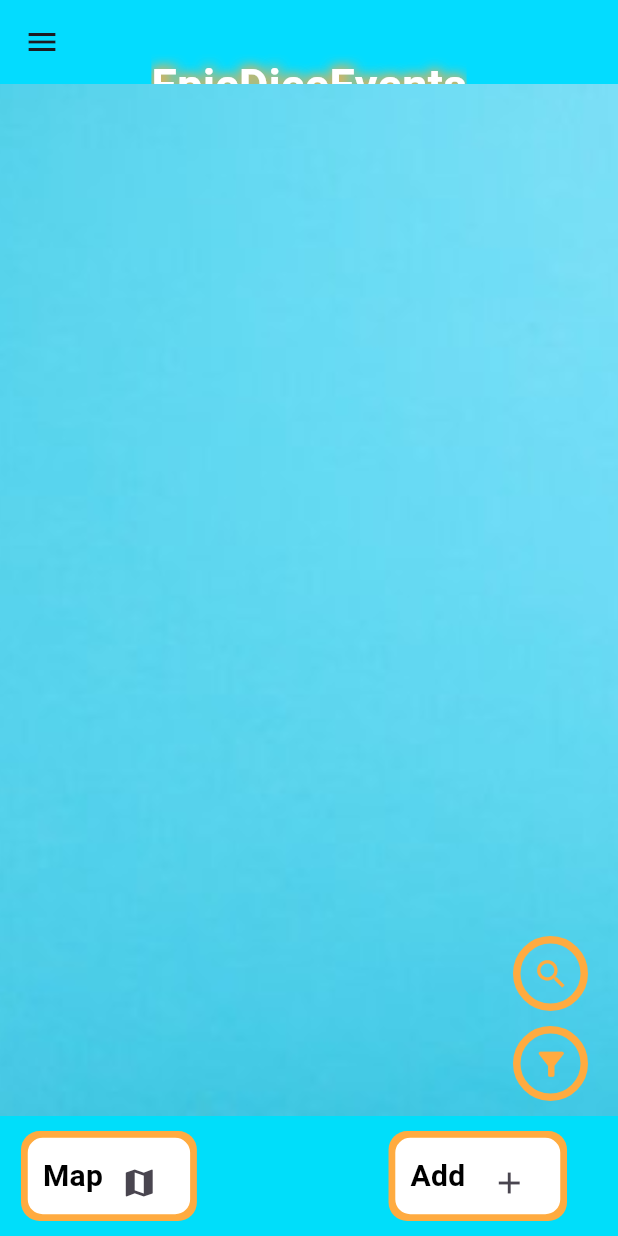
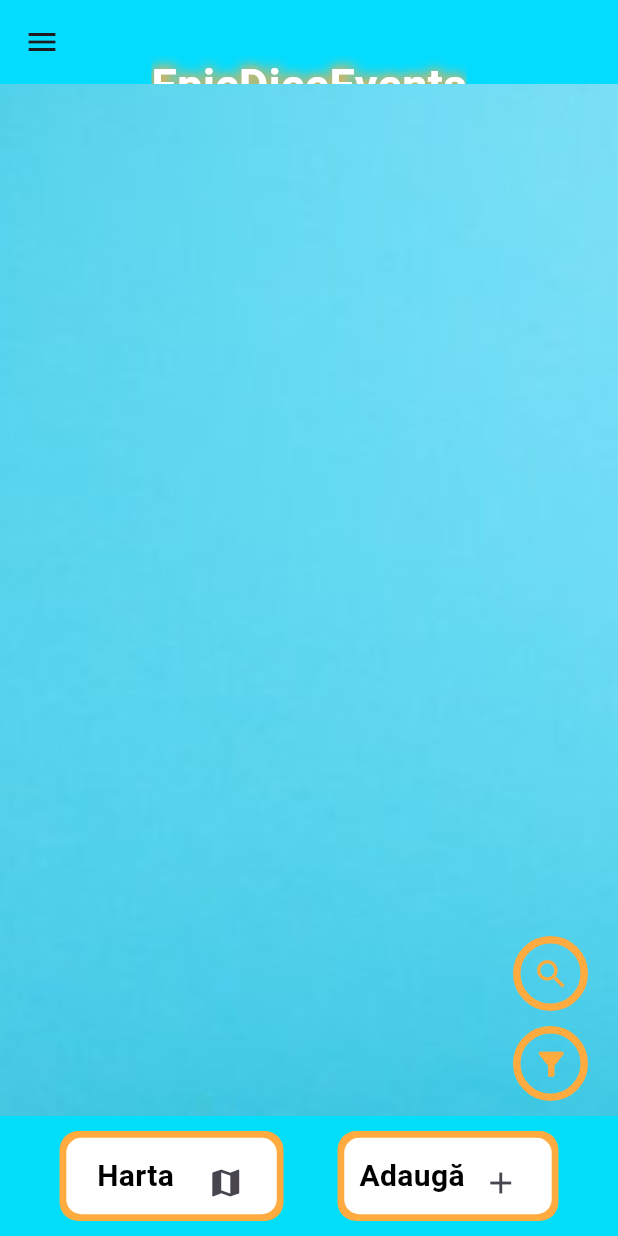
Before and after one commit to DenisMacrisi/EpicDiceEvents, a Flutter app: the screen it shows once a user with an empty profile is signed in, on a phone screen of 412 x 824 dp. Run offline on Flutter 3.47's test engine with Material 3 defaults, Android fonts, the light colour scheme and no system bars; our stand-ins replace cloud_firestore, connectivity_plus, firebase_auth, firebase_core, firebase_storage, geocoding and 3 more; missing offline and left inert: add_2_calendar; accounts and stored records are empty.

Commit message:
Optimizare UI: Optimizare pentru UI pentru diverse elemente

```diff
--- a/lib/HomePage.dart
+++ b/lib/HomePage.dart
@@ -2,7 +2,6 @@ import 'package:connectivity_plus/connectivity_plus.dart';
 import 'package:epic_dice_events/AddEventPage.dart';
 import 'package:epic_dice_events/CustomWidgets.dart';
 import 'package:epic_dice_events/Drawer.dart';
-import 'package:epic_dice_events/MyApp.dart';
 import 'package:flutter/material.dart';
 import 'package:flutter/services.dart';
 
@@ -110,14 +109,20 @@ class HomePage extends StatelessWidget {
 
       bottomNavigationBar: BottomAppBar(
         color: Color.fromRGBO(0, 222, 250, 60),
+        child: Center(
+          child: SingleChildScrollView(
+            scrollDirection: Axis.horizontal,
             child: Row(
-          mainAxisAlignment: MainAxisAlignment.spaceBetween,
+              mainAxisAlignment: MainAxisAlignment.center,
               children: [
                 Padding(
                   padding: const EdgeInsets.only(right: 20.0),
                   child: InkWell(
                     onTap: () async {
-
+                      Navigator.push(
+                        context,
+                        MaterialPageRoute(builder: (context) => MapPage()),
+                      );
                     },
                     child: Ink(
                       padding: const EdgeInsets.all(10.0),
@@ -138,7 +143,7 @@ class HomePage extends StatelessWidget {
                         mainAxisSize: MainAxisSize.min,
                         children: [
                           Text(
-                        'Map',
+                            '  Harta  ',
                             style: TextStyle(
                               fontWeight: FontWeight.bold,
                               fontSize: 20.0,
@@ -160,7 +165,7 @@ class HomePage extends StatelessWidget {
                   ),
                 ),
                 Padding(
-              padding: const EdgeInsets.only(right: 20.0),
+                  padding: const EdgeInsets.only(left: 20.0),
                   child: InkWell(
                     onTap: () async {
                       Navigator.push(
@@ -187,7 +192,7 @@ class HomePage extends StatelessWidget {
                         mainAxisSize: MainAxisSize.min,
                         children: [
                           Text(
-                        'Add ',
+                            'Adaugă',
                             style: TextStyle(
                               fontWeight: FontWeight.bold,
                               fontSize: 20.0,
@@ -212,6 +217,8 @@ class HomePage extends StatelessWidget {
               ],
             ),
           ),
+        ),
+      ),
       drawer: MyDrawer(),
     );
   }
--- a/lib/Map.dart
+++ b/lib/Map.dart
@@ -61,10 +61,10 @@ class _MapPageState extends State<MapPage> {
       DateTime now = DateTime.now();
       DateTime eventTime = (doc['date'] as Timestamp).toDate();
       DateTime today = DateTime(now.year, now.month, now.day);
-
+      bool isEventActive = doc['isEventActive'];
       double distance = calculateDistanceBetweenEventLocationAndUserLocation(_currentLocation.latitude, _currentLocation.longitude, location.latitude, location.longitude);
       int days = 1;
-      if(distance <= selectedDistance) {
+      if(distance <= selectedDistance && isEventActive) {
         if (eventTime.isAfter(today) &&
             eventTime.isBefore(today.add(Duration(days: selectedDays)))) {
           print("Eveniment data: $eventTime");
```
Also changed, not shown: lib/AboutPage.dart (+8 -2 lines), lib/EventWidgetSummary.dart (+8 -4 lines), lib/RecommendationPage.dart (+14 -10 lines). Lines whose indentation alone changed are shown as unchanged.
